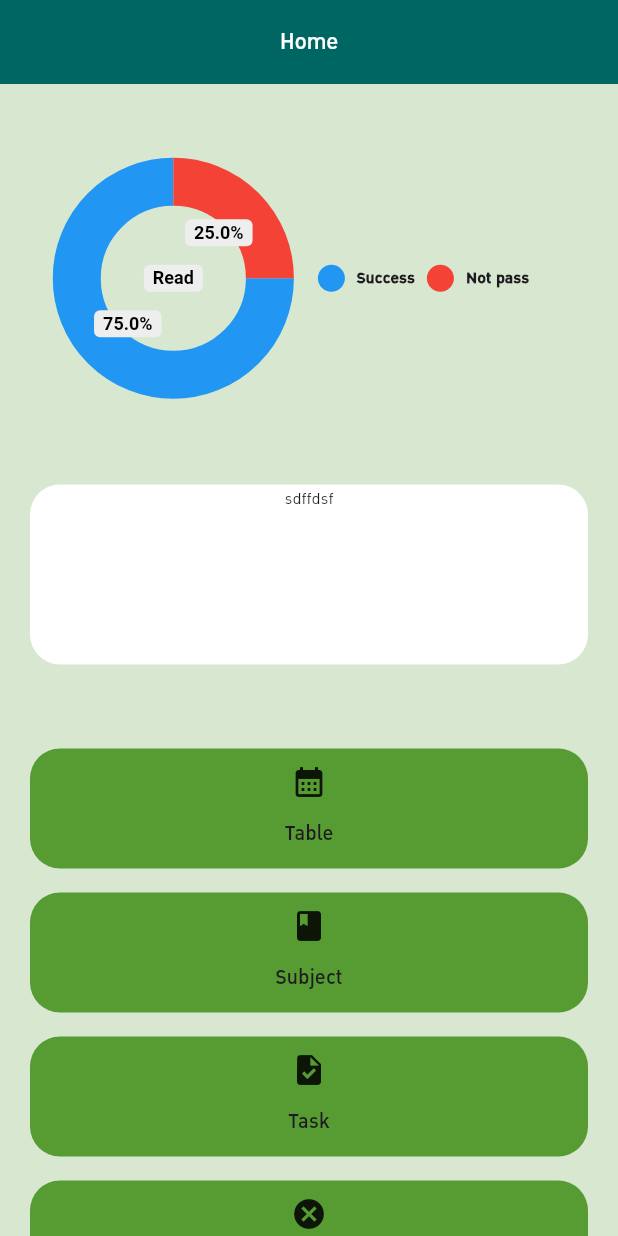
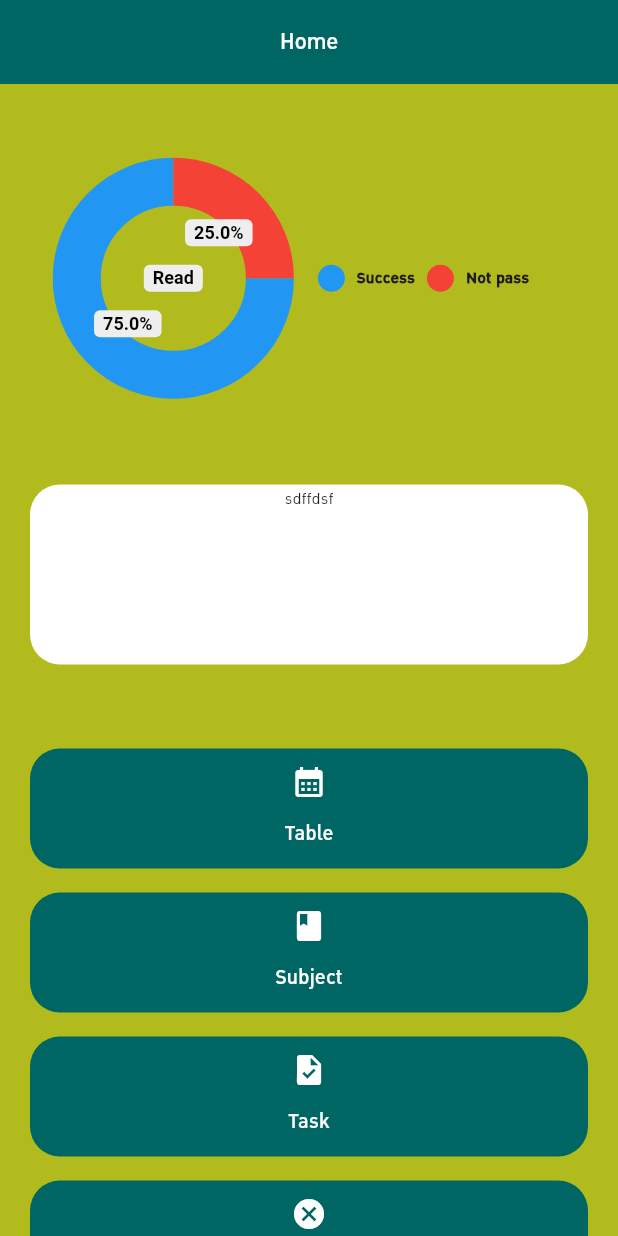
Before and after one commit to karnhao/haolearn, a Flutter app: the screen it shows after launch, on a phone screen of 412 x 824 dp. Run offline on Flutter 3.47's test engine with Material 2 defaults, Android fonts, the light colour scheme and no system bars; drawn by our look-alikes of pie_chart; our stand-ins replace flutter_datetime_picker, flutter_rating_bar, hive_flutter, page_transition; missing offline and left inert: time_planner; accounts and stored records are empty.

Commit message:
fixed UI

```diff
--- a/lib/screens/home.dart
+++ b/lib/screens/home.dart
@@ -36,6 +36,7 @@ class _HomeScreenState extends State<HomeScreen> {
   @override
   Widget build(BuildContext context) {
     return Scaffold(
+        backgroundColor: kuSecColor,
         appBar: AppBar(
             backgroundColor: kuPriColor,
             title: Text("Home", style: Theme.of(context).textTheme.headline2),
@@ -94,7 +95,12 @@ class _HomeScreenState extends State<HomeScreen> {
                 onTap: () {
                   Navigator.pushNamed(context, "/table");
                 },
-                child: boxBottom("Table", const Icon(Icons.calendar_month))),
+                child: boxBottom(
+                    "Table",
+                    const Icon(
+                      Icons.calendar_month,
+                      color: Colors.white,
+                    ))),
             InkWell(
                 onTap: () {
                   Navigator.push(
@@ -105,7 +111,12 @@ class _HomeScreenState extends State<HomeScreen> {
                           duration: const Duration(milliseconds: 500),
                           reverseDuration: const Duration(milliseconds: 500)));
                 },
-                child: boxBottom("Subject", const Icon(Icons.book))),
+                child: boxBottom(
+                    "Subject",
+                    const Icon(
+                      Icons.book,
+                      color: Colors.white,
+                    ))),
             InkWell(
                 onTap: () {
                   Navigator.push(
@@ -116,7 +127,12 @@ class _HomeScreenState extends State<HomeScreen> {
                           duration: const Duration(milliseconds: 500),
                           reverseDuration: const Duration(milliseconds: 500)));
                 },
-                child: boxBottom("Task", const Icon(Icons.task))),
+                child: boxBottom(
+                    "Task",
+                    const Icon(
+                      Icons.task,
+                      color: Colors.white,
+                    ))),
             InkWell(
                 onTap: () {
                   Navigator.push(
@@ -127,7 +143,12 @@ class _HomeScreenState extends State<HomeScreen> {
                           duration: const Duration(milliseconds: 500),
                           reverseDuration: const Duration(milliseconds: 500)));
                 },
-                child: boxBottom("Debug", const Icon(Icons.cancel))),
+                child: boxBottom(
+                    "Debug",
+                    const Icon(
+                      Icons.cancel,
+                      color: Colors.white,
+                    ))),
           ],
         ));
   }
@@ -138,15 +159,17 @@ class _HomeScreenState extends State<HomeScreen> {
       child: Container(
         height: 80,
         decoration: BoxDecoration(
-            color: const Color.fromARGB(255, 87, 156, 50),
-            borderRadius: BorderRadius.circular(20)),
+            color: kuPriColor, borderRadius: BorderRadius.circular(20)),
         child: Column(
           mainAxisAlignment: MainAxisAlignment.spaceEvenly,
           children: [
             icon,
             Text(
               title,
-              style: const TextStyle(fontSize: 18, fontWeight: FontWeight.w600),
+              style: const TextStyle(
+                  fontSize: 18,
+                  fontWeight: FontWeight.w600,
+                  color: Colors.white),
             )
           ],
         ),
```
Also changed, not shown: lib/screens/notes_screen.dart (+8 -2 lines), lib/screens/subject_screen.dart (+12 -9 lines), lib/screens/task_screen.dart (+39 -9 lines).
